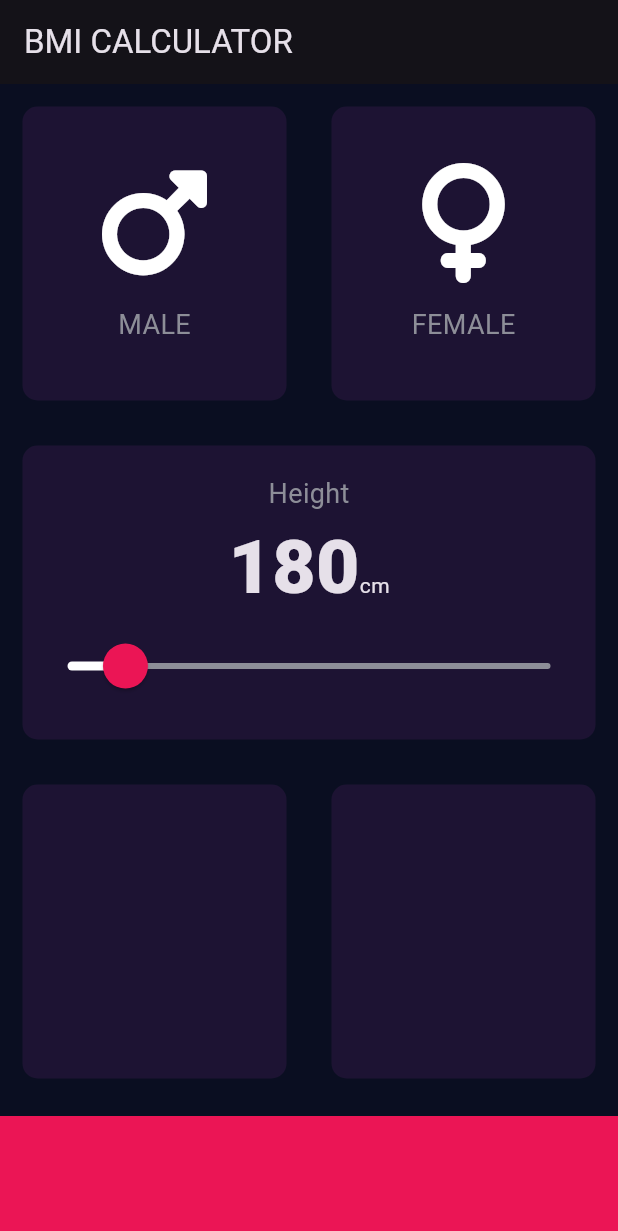
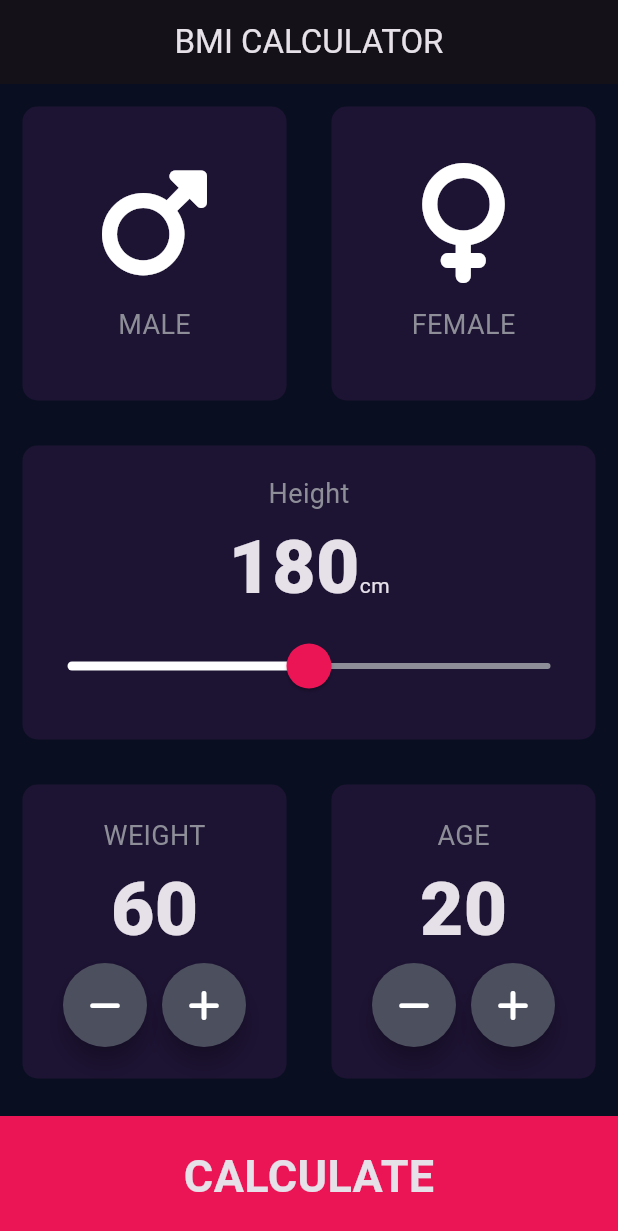
Before and after one commit to shubhmaheshwari27/bmi_calculator, a Flutter app: the screen it shows after launch, on a phone screen of 412 x 824 dp. Shown: the top 1231 px of the screen. Run offline on Flutter 3.47's test engine with Material 3 defaults, Android fonts, the phone set to English and light mode, and no system bars; our stand-ins replace font_awesome_flutter.

Commit message:
Project Completed.

```diff
--- /dev/null
+++ b/lib/calculator_brain.dart
@@ -0,0 +1,35 @@
+import 'dart:math';
+
+class CalculatorBrain {
+   CalculatorBrain({required this.height, required this.weight});
+
+  final int height;
+  final int weight;
+
+  double _bmi = 0.0;
+
+  String calculationBMI() {
+    _bmi = weight / pow(height / 100, 2);
+    return _bmi.toStringAsFixed(1);
+  }
+   String getResult() {
+     if(_bmi >= 25) {
+       return 'Overweight';
+     } else if (_bmi > 18.5){
+       return 'Normal';
+     } else {
+       return 'Underweight';
+     }
+   }
+
+    String getInterpretation() {
+    if (_bmi >= 25) {
+      return 'you have a higher than normal body weight. Try to exercise more.';
+    } else if (_bmi >= 18.5) {
+      return 'You have a normal body weight. Good job!';
+    } else {
+      return 'You have a lower than normal body weight. You should eat a bit more';
+    }
+    }
+
+  }
--- /dev/null
+++ b/lib/components/round_icon_button.dart
@@ -0,0 +1,24 @@
+import 'package:flutter/material.dart';
+
+class RoundIconButton extends StatelessWidget {
+
+  RoundIconButton({required this.icon, required this.onPressed});
+
+  final IconData icon;
+  final Function() onPressed;
+  @override
+  Widget build(BuildContext context) {
+    return RawMaterialButton(
+      child: Icon(icon),
+      onPressed: onPressed,
+      elevation: 6.0,
+      constraints: BoxConstraints.tightFor(
+        width: 56.0,
+        height: 56.0,
+      ),
+      shape: CircleBorder(),
+      fillColor: Color(0xFF4C4F5E),
+
+    );
+  }
+}
--- a/lib/constants.dart
+++ b/lib/constants.dart
@@ -12,3 +12,8 @@ const kBottomContainerColour = Color(0xFFEB1555);
 
 const kLabelTextStyle = TextStyle(color: Color(0xFF8D8E98), fontSize: 18.0);
 const kNumberTextStyle = TextStyle(fontSize: 50.0,fontWeight: FontWeight.w900);
+const kLargeButtonTextStyle = TextStyle(fontSize: 30.0,fontWeight: FontWeight.bold);
+const kTitleTextStyle = TextStyle(fontSize: 50.0, fontWeight: FontWeight.bold);
+const kResultTextStyle = TextStyle(fontSize: 28, color: Colors.green);
+const kBMITextStyle = TextStyle(fontSize: 100.0, fontWeight: FontWeight.bold);
+const kBodyTextStyle = TextStyle(fontSize: 22.0);
--- a/lib/input_page.dart
+++ /dev/null
@@ -1,133 +0,0 @@
-import 'package:flutter/material.dart';
-import 'package:font_awesome_flutter/font_awesome_flutter.dart';
-import 'package:bmi/icon_content.dart';
-import 'package:bmi/reusable_card.dart';
-import 'constants.dart';
-
-enum Gender {
-  male,
-  female,
-}
-
-class InputPage extends StatefulWidget {
-  @override
-  _InputPageState createState() => _InputPageState();
-}
-
-class _InputPageState extends State<InputPage> {
-  Gender? selectedGender;
-  int height = 180;
-
-  @override
-  Widget build(BuildContext context) {
-    return Scaffold(
-      appBar: AppBar(
-        title: Text('BMI CALCULATOR'),
-      ),
-      body: Column(
-        crossAxisAlignment: CrossAxisAlignment.stretch,
-        children: [
-          Expanded(
-              child: Row(
-            children: [
-              Expanded(
-                child: ReusabeCard(
-                  onPress: () {
-                    setState(() {
-                      selectedGender = Gender.male;
-                    });
-                  },
-                  colour: selectedGender == Gender.male
-                      ? kActiveCardColour
-                      : kInactiveCardColour,
-                  cardChild: IconContent(
-                    label: "MALE",
-                    icon: FontAwesomeIcons.mars,
-                  ),
-                ),
-              ),
-              Expanded(
-                child: ReusabeCard(
-                  onPress: () {
-                    setState(() {
-                      selectedGender = Gender.female;
-                    });
-                  },
-                  colour: selectedGender == Gender.female
-                      ? kActiveCardColour
-                      : kInactiveCardColour,
-                  cardChild: IconContent(
-                    label: "FEMALE",
-                    icon: FontAwesomeIcons.venus,
-                  ),
-                ),
-              )
-            ],
-          )),
-          Expanded(
-            child: ReusabeCard(
-              colour: kInactiveCardColour,
-              cardChild: Column(
-                mainAxisAlignment: MainAxisAlignment.center,
-                children: [
-                  Text(
-                    'Height',
-                    style: kLabelTextStyle,
-                  ),
-                  Row(
-                    mainAxisAlignment: MainAxisAlignment.center,
-                    crossAxisAlignment: CrossAxisAlignment.baseline,
-                    textBaseline: TextBaseline.alphabetic,
-                    children: [
-                      Text(
-                        height.toString(),
-                        style: kNumberTextStyle,
-                      ),
-                      Text('cm'),
-                    ],
-                  ),
-                  SliderTheme(
-                    data: SliderTheme.of(context).copyWith(
-                      activeTrackColor: Colors.white,
-                      inactiveTrackColor: Color(0xFF8D8E98),
-                      thumbColor: Color(0xFFEB1555),
-                      overlayColor: Color(0x29EB1555),
-                      thumbShape: RoundSliderThumbShape(enabledThumbRadius: 15.0),
-                      overlayShape: RoundSliderOverlayShape(overlayRadius: 30),
-                    ),
-                    child: Slider(
-                        value: height.toDouble(),
-                        min: 120.0,
-                        max: 620.0,
-                        onChanged: (double newValue) {
-                          setState(() {
-                            height = newValue.round();
-                          });
-                        }),
-                  )
-                ],
-              ),
-            ),
-          ),
-          Expanded(
-              child: Row(
-            children: [
-              Expanded(
-                child: ReusabeCard(colour: kInactiveCardColour),
-              ),
-              Expanded(
-                child: ReusabeCard(colour: kInactiveCardColour),
-              )
-            ],
-          )),
-          Container(
-            color: kBottomContainerColour,
-            margin: EdgeInsets.only(top: 10.0),
-            height: kBottomContainerHeight,
-            width: double.infinity,
-          )
-        ],
-      ),
-    );
-  }
-}
--- a/lib/main.dart
+++ b/lib/main.dart
@@ -1,5 +1,5 @@
 import 'package:flutter/material.dart';
-import 'input_page.dart';
+import 'screens/input_page.dart';
 
 void main() => runApp(BMICalculator());
 
--- /dev/null
+++ b/lib/screens/input_page.dart
@@ -0,0 +1,220 @@
+import 'package:flutter/cupertino.dart';
+import 'package:flutter/material.dart';
+import 'package:font_awesome_flutter/font_awesome_flutter.dart';
+import 'package:bmi/components/icon_content.dart';
+import 'package:bmi/components/reusable_card.dart';
+import '../constants.dart';
+import 'results_page.dart';
+import '../components/round_icon_button.dart';
+import 'package:bmi/calculator_brain.dart';
+
+enum Gender {
+  male,
+  female,
+}
+
+class InputPage extends StatefulWidget {
+  @override
+  _InputPageState createState() => _InputPageState();
+}
+
+class _InputPageState extends State<InputPage> {
+  Gender? selectedGender;
+  int height = 180;
+  int weight = 60;
+  int age = 20;
+
+  @override
+  Widget build(BuildContext context) {
+    return Scaffold(
+      appBar: AppBar(
+        title: Center(child: Text('BMI CALCULATOR')),
+      ),
+      body: Column(
+        crossAxisAlignment: CrossAxisAlignment.stretch,
+        children: [
+          Expanded(
+              child: Row(
+            children: [
+              Expanded(
+                child: ReusabeCard(
+                  onPress: () {
+                    setState(() {
+                      selectedGender = Gender.male;
+                    });
+                  },
+                  colour: selectedGender == Gender.male
+                      ? kActiveCardColour
+                      : kInactiveCardColour,
+                  cardChild: IconContent(
+                    label: "MALE",
+                    icon: FontAwesomeIcons.mars,
+                  ),
+                ),
+              ),
+              Expanded(
+                child: ReusabeCard(
+                  onPress: () {
+                    setState(() {
+                      selectedGender = Gender.female;
+                    });
+                  },
+                  colour: selectedGender == Gender.female
+                      ? kActiveCardColour
+                      : kInactiveCardColour,
+                  cardChild: IconContent(
+                    label: "FEMALE",
+                    icon: FontAwesomeIcons.venus,
+                  ),
+                ),
+              )
+            ],
+          )),
+          Expanded(
+            child: ReusabeCard(
+              colour: kInactiveCardColour,
+              cardChild: Column(
+                mainAxisAlignment: MainAxisAlignment.center,
+                children: [
+                  Text(
+                    'Height',
+                    style: kLabelTextStyle,
+                  ),
+                  Row(
+                    mainAxisAlignment: MainAxisAlignment.center,
+                    crossAxisAlignment: CrossAxisAlignment.baseline,
+                    textBaseline: TextBaseline.alphabetic,
+                    children: [
+                      Text(
+                        height.toString(),
+                        style: kNumberTextStyle,
+                      ),
+                      Text('cm'),
+                    ],
+                  ),
+                  SliderTheme(
+                    data: SliderTheme.of(context).copyWith(
+                      activeTrackColor: Colors.white,
+                      inactiveTrackColor: Color(0xFF8D8E98),
+                      thumbColor: Color(0xFFEB1555),
+                      overlayColor: Color(0x29EB1555),
+                      thumbShape:
+                          RoundSliderThumbShape(enabledThumbRadius: 15.0),
+                      overlayShape: RoundSliderOverlayShape(overlayRadius: 30),
+                    ),
+                    child: Slider(
+                        value: height.toDouble(),
+                        min: 120.0,
+                        max: 240.0,
+                        onChanged: (double newValue) {
+                          setState(() {
+                            height = newValue.round();
+                          });
+                        }),
+                  )
+                ],
+              ),
+            ),
+          ),
+          Expanded(
+              child: Row(
+            children: [
+              Expanded(
+                child: ReusabeCard(
+                  colour: kInactiveCardColour,
+                  cardChild: Column(
+                    mainAxisAlignment: MainAxisAlignment.center,
+                    children: [
+                      Text(
+                        "WEIGHT",
+                        style: kLabelTextStyle,
+                      ),
+                      Text(
+                        weight.toString(),
+                        style: kNumberTextStyle,
+                      ),
+                      Row(mainAxisAlignment: MainAxisAlignment.center,
+                        children: [
+                          RoundIconButton(icon: FontAwesomeIcons.minus,onPressed: (){
+                            setState(() {
+                              weight--;
+                            });
+                          },),
+
+                          SizedBox(
+                            width: 10.0,
+                          ),
+                          RoundIconButton(icon: FontAwesomeIcons.plus,onPressed: (){
+                            setState(() {
+                              weight++;
+                            });
+                          },),
+                        ],
+                      )
+                    ],
+                  ),
+                ),
+              ),
+              Expanded(
+                child: ReusabeCard(
+                  colour: kInactiveCardColour,
+                  cardChild: Column(
+                    mainAxisAlignment: MainAxisAlignment.center,
+                    children: [
+                      Text(
+                        "AGE",
+                        style: kLabelTextStyle,
+                      ),
+                      Text(
+                        age.toString(),
+                        style: kNumberTextStyle,
+                      ),
+                      Row(mainAxisAlignment: MainAxisAlignment.center,
+                        children: [
+                          RoundIconButton(icon: FontAwesomeIcons.minus,onPressed: (){
+                            setState(() {
+                              age--;
+                            });
+                          },),
+
+                          SizedBox(
+                            width: 10.0,
+                          ),
+                          RoundIconButton(icon: FontAwesomeIcons.plus,onPressed: (){
+                            setState(() {
+                              age++;
+                            });
+                          },),
+                        ],
+                      )
+                    ],
+                  ),
+                ),
+              )
+            ],
+          )),
+          GestureDetector(
+            onTap: (){
+
+              CalculatorBrain calc = CalculatorBrain(height: height, weight: weight);
+
+              Navigator.push(context, MaterialPageRoute(builder: (context) => ResultsPage(
+                bmiResult: calc.calculationBMI(),
+                resultText: calc.getResult(),
+                interpretation: calc.getInterpretation(),
+              )));
+            },
+            child: Container(
+              child: Center(child: Text('CALCULATE', style: kLargeButtonTextStyle,)),
+              color: kBottomContainerColour,
+              margin: EdgeInsets.only(top: 10.0),
+              // padding: EdgeInsets.only(bottom: 20.0),
+              height: kBottomContainerHeight,
+              width: double.infinity,
+            ),
+          )
+        ],
+      ),
+    );
+  }
+}
```
Also changed, not shown: lib/screens/results_page.dart (added, +68 -0 lines), lib/components/icon_content.dart (renamed from lib/icon_content.dart), lib/components/reusable_card.dart (renamed from lib/reusable_card.dart).
